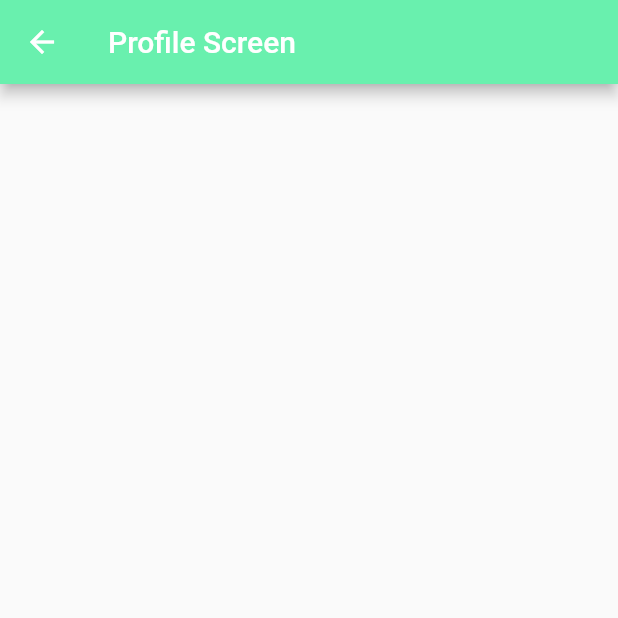
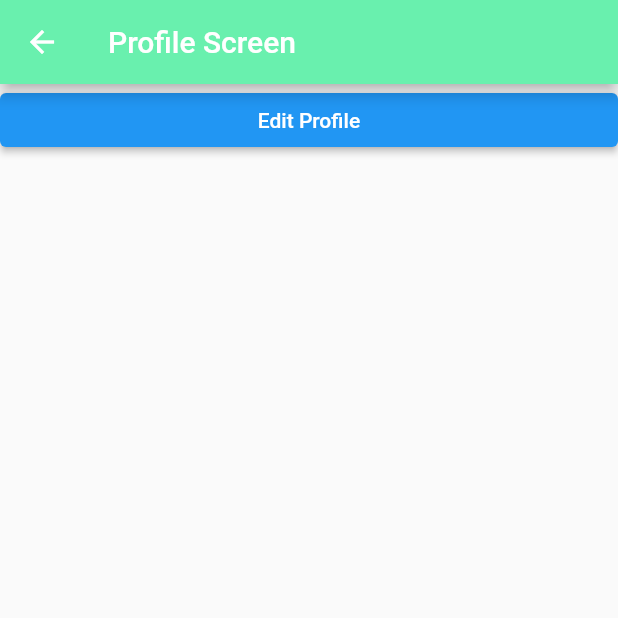
Before and after one commit to chasdev4/Clucker, a Flutter app: the ProfileScreen screen opened by its route, on a phone screen of 412 x 824 dp, the top half of it. Run offline on Flutter 3.47's test engine with Material 2 defaults, Android fonts, the phone set to English and light mode, and no system bars.

Commit message:
Created the Edit Profile Screen

```diff
--- a/Codebase/digital-navigation-model/clucker_navigation_model/lib/main.dart
+++ b/Codebase/digital-navigation-model/clucker_navigation_model/lib/main.dart
@@ -16,7 +16,7 @@ void main() {
           '/NewCluck': (context) => const NewCluckScreen(),
           '/UserMenu': (context) => const UserMenuScreen(),
           '/Profile': (context) => const ProfileScreen(),
-          //'/EditProfile': (context) => const EditProfileScreen(),
+          '/EditProfile': (context) => const EditProfileScreen(),
           //'/Settings': (context) => const SettingsScreen(),
           //'/Followers': (context) => const FollowersScreen(),
           //'/Following': (context) => const FollowingScreen(),
@@ -139,6 +139,38 @@ class ProfileScreen extends StatelessWidget {
       appBar: AppBar(
         title: const Text('Profile Screen'),
         backgroundColor: Colors.greenAccent,
+      ),
+      body: Column(
+        mainAxisAlignment: MainAxisAlignment.spaceBetween,
+        children: <Widget> [
+      Row(
+      mainAxisAlignment: MainAxisAlignment.end,
+        children: <Widget> [
+          Expanded(
+            child: ElevatedButton(
+              onPressed: (){
+                Navigator.pushNamed(context, '/EditProfile');
+              },
+              child: const Text('Edit Profile'),
+            ),
+          ),
+        ],
+      ),
+      ],
+    ),
+    );
+  }
+}
+
+class EditProfileScreen extends StatelessWidget {
+  const EditProfileScreen({Key? key}) : super(key: key);
+
+  @override
+  Widget build(BuildContext context) {
+    return Scaffold(
+      appBar: AppBar(
+        title: const Text('Edit Profile Screen'),
+        backgroundColor: Colors.indigo.shade400,
       ),
       body: Column(
         children: <Widget> [
```
